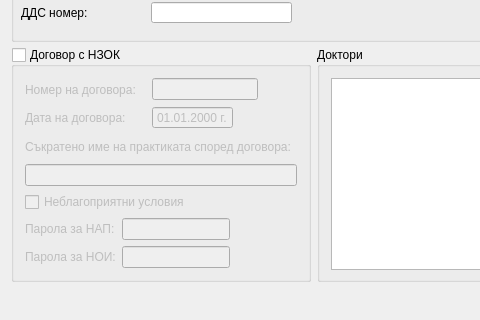
The window that src/View/Widgets/PracticeSettings.ui (thefinalcutbg/DinoDent) describes before a commit, drawn with Qt 5; both pictures show x 0 to 480 and y 275 to 595 of the 738 by 595 pixel window.
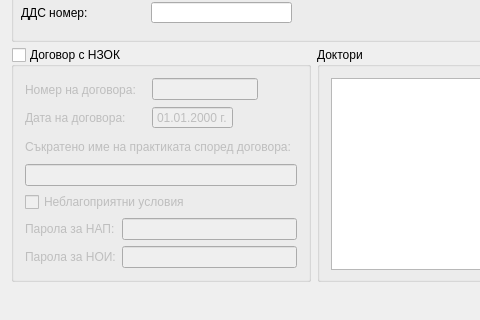
The same window after the commit. Custom widgets are drawn as their Qt base class.

```diff
--- a/src/View/Widgets/PracticeSettings.ui
+++ b/src/View/Widgets/PracticeSettings.ui
@@ -526,19 +526,6 @@
                 </property>
                </widget>
               </item>
-              <item>
-               <spacer name="horizontalSpacer_3">
-                <property name="orientation">
-                 <enum>Qt::Horizontal</enum>
-                </property>
-                <property name="sizeHint" stdset="0">
-                 <size>
-                  <width>40</width>
-                  <height>20</height>
-                 </size>
-                </property>
-               </spacer>
-              </item>
              </layout>
             </item>
             <item>
@@ -553,19 +540,6 @@
                 </property>
                </widget>
               </item>
-              <item>
-               <spacer name="horizontalSpacer_4">
-                <property name="orientation">
-                 <enum>Qt::Horizontal</enum>
-                </property>
-                <property name="sizeHint" stdset="0">
-                 <size>
-                  <width>40</width>
-                  <height>20</height>
-                 </size>
-                </property>
-               </spacer>
-              </item>
              </layout>
             </item>
            </layout>
```
